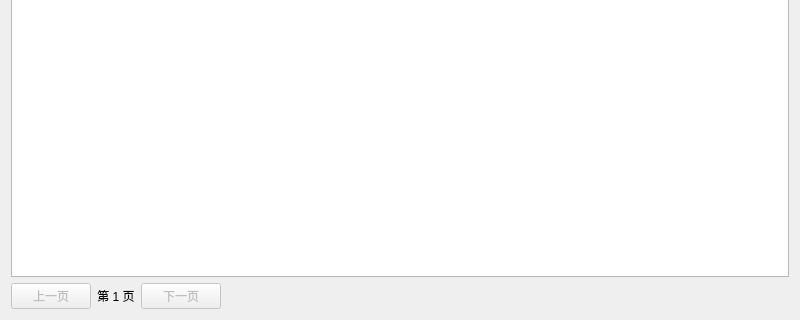
Flourite423/Talkbox-client, file src/forum/ForumWidget.ui: the form before one commit; both pictures show x 0 to 800 and y 280 to 600 of the 800 by 600 pixel window.
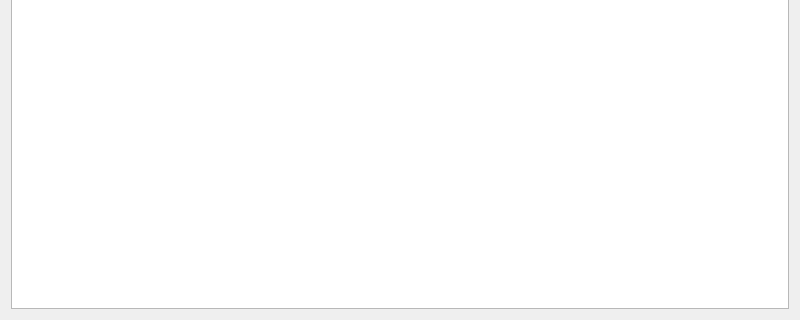
The form after the commit.

```diff
--- a/src/forum/ForumWidget.ui
+++ b/src/forum/ForumWidget.ui
@@ -55,53 +55,6 @@
    <item>
     <widget class="QListWidget" name="postListWidget"/>
    </item>
-   <item>
-    <layout class="QHBoxLayout" name="paginationLayout">
-     <item>
-      <widget class="QPushButton" name="prevPageButton">
-       <property name="enabled">
-        <bool>false</bool>
-       </property>
-       <property name="text">
-        <string>上一页</string>
-       </property>
-      </widget>
-     </item>
-     <item>
-      <widget class="QLabel" name="pageLabel">
-       <property name="text">
-        <string>第 1 页</string>
-       </property>
-       <property name="alignment">
-        <set>Qt::AlignmentFlag::AlignCenter</set>
-       </property>
-      </widget>
-     </item>
-     <item>
-      <widget class="QPushButton" name="nextPageButton">
-       <property name="enabled">
-        <bool>false</bool>
-       </property>
-       <property name="text">
-        <string>下一页</string>
-       </property>
-      </widget>
-     </item>
-     <item>
-      <spacer name="horizontalSpacer_2">
-       <property name="orientation">
-        <enum>Qt::Orientation::Horizontal</enum>
-       </property>
-       <property name="sizeHint" stdset="0">
-        <size>
-         <width>40</width>
-         <height>20</height>
-        </size>
-       </property>
-      </spacer>
-     </item>
-    </layout>
-   </item>
   </layout>
  </widget>
  <resources/>
```
Left out of the diff: 2 changed lines with no effect on the pictures.
